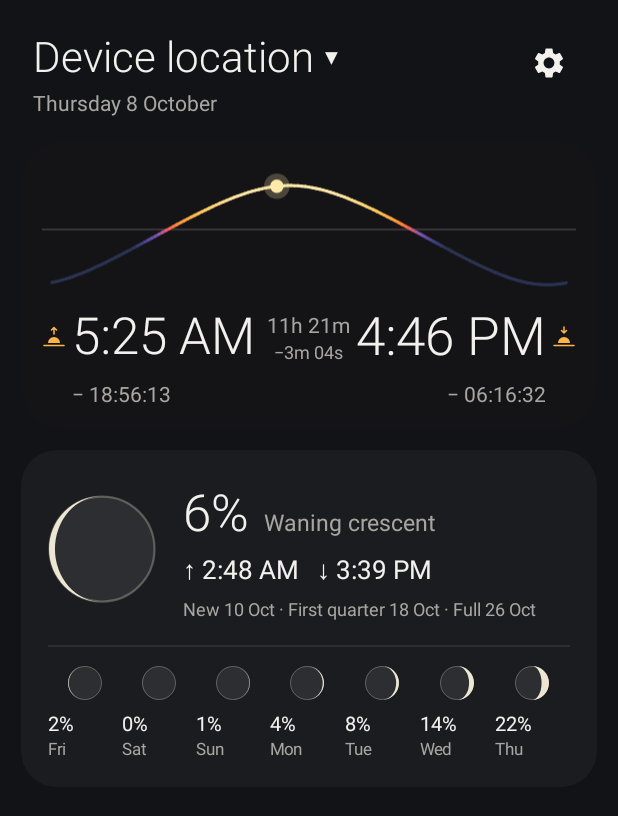
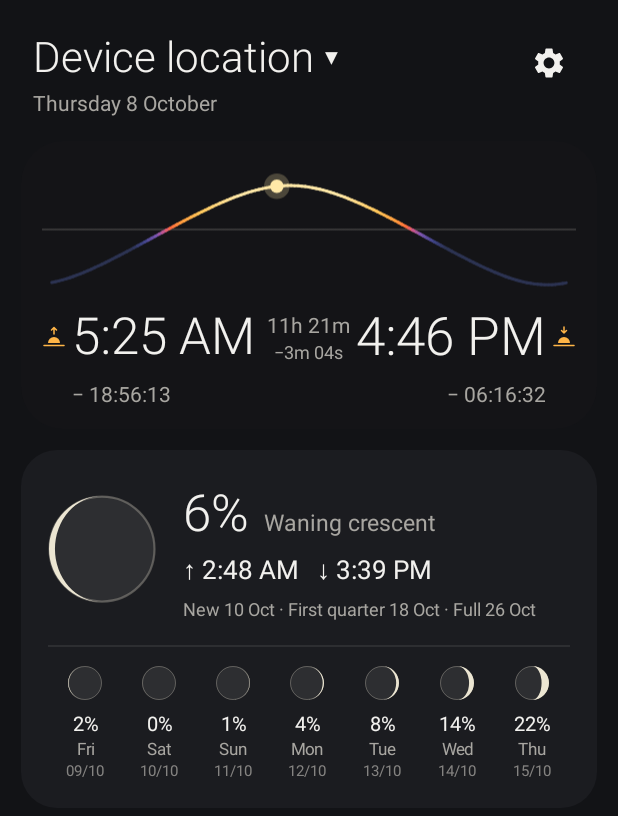
Before and after one commit to dermatoid-collab/SUNW-RM, an Android app: the screen it shows after launch (MainActivity), on a phone screen of 412 x 824 dp. Shown: the top 816 px of the screen. Run offline under Robolectric (Android 15) with nearby library versions, the phone set to English and light mode, and no system bars.

Commit message:
Moon week row: centre labels under the icons and add dd/MM dates
The labels in each day column took the full column width with start
gravity, so they sat left of the centred icon. They are now centred, and a
dd/MM date sits under the weekday. The main-page test checks both.

Co-Authored-By: Claude Opus 5.5 <noreply@anthropic.com>
Claude-Session: https://claude.ai/code/session_019kaKQp8xHZEEY8T33MLszN

```diff
--- a/app/src/main/java/it/sunw/widget/MainActivity.kt
+++ b/app/src/main/java/it/sunw/widget/MainActivity.kt
@@ -169,13 +169,14 @@ class MainActivity : Activity() {
         showMoonWeek(palette, place, now, zone)
     }
 
-    /** The next 7 days on one row: phase icon, illumination at local noon, abbreviated weekday. */
+    /** The next 7 days on one row: phase icon, illumination at local noon, abbreviated weekday, dd/MM. */
     private fun showMoonWeek(palette: Palette, place: Place, now: Instant, zone: ZoneId) {
         val row = findViewById<LinearLayout>(R.id.moon_week)
         row.removeAllViews()
         val density = resources.displayMetrics.density
         val iconPx = (24 * density).toInt()
         val dayFormat = DateTimeFormatter.ofPattern("EEE", Locale.getDefault())
+        val dateFormat = DateTimeFormatter.ofPattern("dd/MM")
         val today = now.atZone(zone).toLocalDate()
         for (offset in 1L..7L) {
             val date = today.plusDays(offset)
@@ -189,17 +190,19 @@ class MainActivity : Activity() {
                 layoutParams = LinearLayout.LayoutParams(iconPx, iconPx)
                 setImageBitmap(MoonRenderer.draw(iconPx, phase, place.latitude < 0, Palette.blend(palette.cardBackground, Color.WHITE, 0.08f), MOON_LIT))
             })
-            cell.addView(TextView(this).apply {
-                text = getString(R.string.percent, Math.round(phase.illumination * 100).toInt())
-                textSize = 13f
-                setTextColor(palette.text)
-                setPadding(0, (6 * density).toInt(), 0, 0)
-            })
-            cell.addView(TextView(this).apply {
-                text = capitalize(dayFormat.format(date).trimEnd('.'))
-                textSize = 11f
-                setTextColor(palette.textSecondary)
-            })
+            // Labels span the column and centre their text, so they line up under the icon.
+            fun label(value: String, sizeSp: Float, color: Int, topPadPx: Int = 0) = TextView(this).apply {
+                text = value
+                textSize = sizeSp
+                gravity = android.view.Gravity.CENTER_HORIZONTAL
+                maxLines = 1
+                setTextColor(color)
+                setPadding(0, topPadPx, 0, 0)
+                layoutParams = LinearLayout.LayoutParams(LinearLayout.LayoutParams.MATCH_PARENT, LinearLayout.LayoutParams.WRAP_CONTENT)
+            }
+            cell.addView(label(getString(R.string.percent, Math.round(phase.illumination * 100).toInt()), 13f, palette.text, (6 * density).toInt()))
+            cell.addView(label(capitalize(dayFormat.format(date).trimEnd('.')), 11f, palette.textSecondary))
+            cell.addView(label(dateFormat.format(date), 10f, palette.textSecondary).apply { alpha = 0.75f })
             row.addView(cell)
         }
     }
```
Also changed, not shown: 1 other file.
